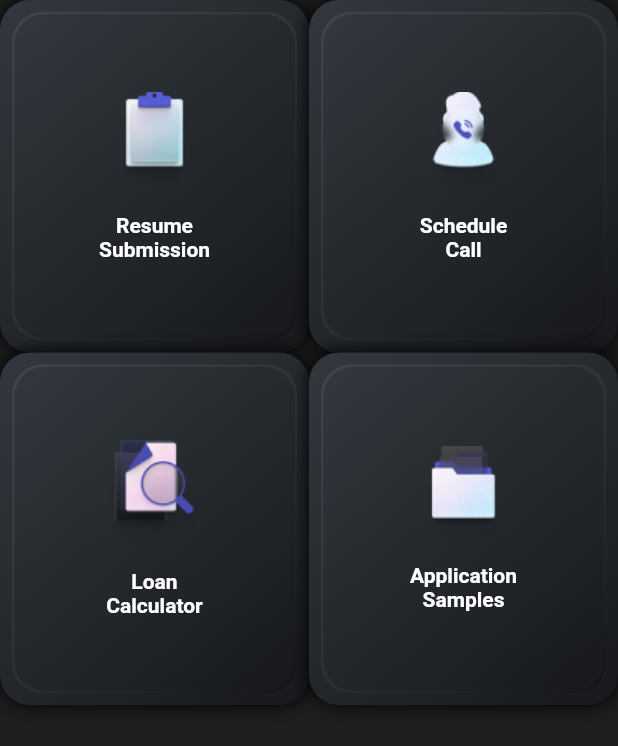
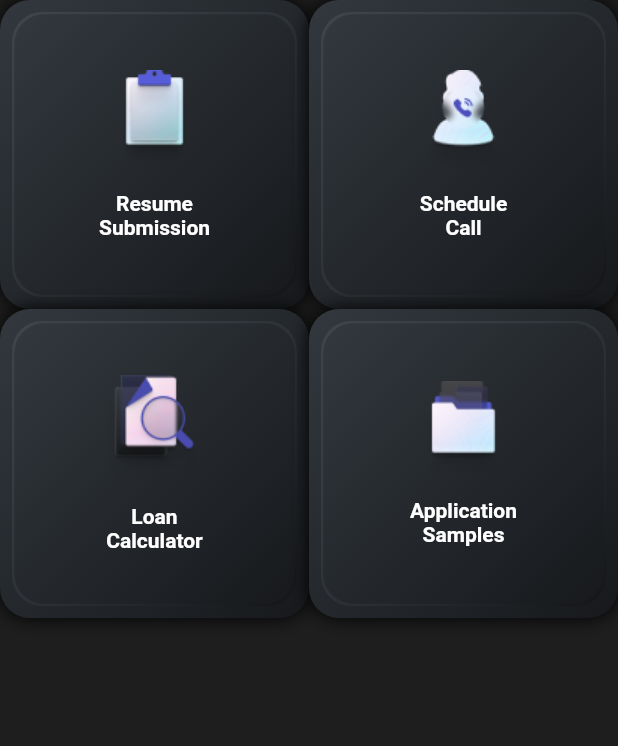
Before and after one commit to imbryan1999/Grid_Cards, a Flutter app: the screen it shows after launch, on a phone screen of 412 x 824 dp. Shown: the top 746 px of the screen. Run offline on Flutter 3.47's test engine with Material 2 defaults, Android fonts, the phone set to English and light mode, and no system bars; Roboto replaces fonts that are missing (Circular Std).

Commit message:
first commit

```diff
--- a/lib/card_model/dashcard.dart
+++ b/lib/card_model/dashcard.dart
@@ -1,5 +1,4 @@
 import 'package:flutter/material.dart';
-import 'package:simple_gradient_text/simple_gradient_text.dart';
 
 import 'dashmodel.dart';
 
@@ -44,9 +43,6 @@ class DashCard extends StatelessWidget {
         child: GridView.builder(
           gridDelegate: SliverGridDelegateWithFixedCrossAxisCount(
             crossAxisCount: 2,
-            mainAxisExtent: 235,
-            childAspectRatio: MediaQuery.of(context).size.width /
-                (MediaQuery.of(context).size.height / 1.7),
           ),
           itemBuilder: (context, position) {
             return Container(
```
